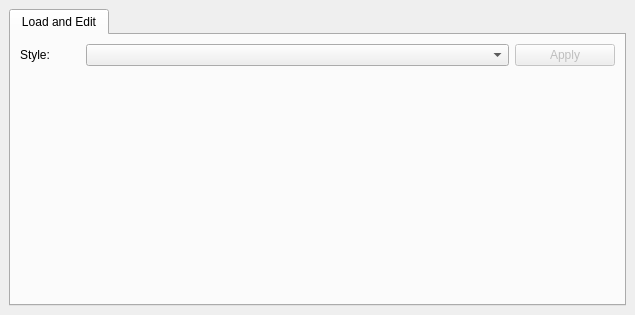
Old version of the form safecast_dockwidget_base.ui in the repository OpenBfS/qgis-radiation-toolbox-plugin.
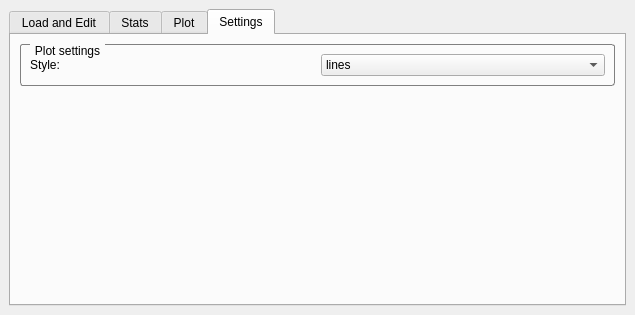
New version of the form. The open tabs and pages were chosen to show the change. Icons and pictures are not drawn.

Commit message: update to the lastest dev version (plot) included

The edit to the form file:
```diff
--- a/safecast_dockwidget_base.ui
+++ b/safecast_dockwidget_base.ui
@@ -93,6 +93,141 @@
         </item>
        </layout>
       </widget>
+      <widget class="QWidget" name="tabStats">
+       <attribute name="title">
+        <string>Stats</string>
+       </attribute>
+       <layout class="QGridLayout" name="gridLayout_3">
+        <item row="0" column="0">
+         <widget class="QGroupBox" name="groupStats">
+          <property name="font">
+           <font>
+            <weight>50</weight>
+            <bold>false</bold>
+            <strikeout>false</strikeout>
+            <kerning>true</kerning>
+           </font>
+          </property>
+          <property name="styleSheet">
+           <string notr="true">QGroupBox {
+    border: 1px solid gray;
+    border-radius: 3px;
+    margin-top: 0.5em;
+}
+
+QGroupBox::title {
+    subcontrol-origin: margin;
+    left: 10px;
+    padding: 0 3px 0 3px;
+}</string>
+          </property>
+          <property name="title">
+           <string>ADER statistics</string>
+          </property>
+          <property name="flat">
+           <bool>true</bool>
+          </property>
+          <property name="checkable">
+           <bool>false</bool>
+          </property>
+         </widget>
+        </item>
+       </layout>
+      </widget>
+      <widget class="QWidget" name="tabPlot">
+       <attribute name="title">
+        <string>Plot</string>
+       </attribute>
+       <layout class="QGridLayout" name="gridLayout_4">
+        <item row="0" column="0">
+         <widget class="QGroupBox" name="groupPlot">
+          <property name="styleSheet">
+           <string notr="true">QGroupBox {
+    border: 1px solid gray;
+    border-radius: 3px;
+    margin-top: 0.5em;
+}
+
+QGroupBox::title {
+    subcontrol-origin: margin;
+    left: 10px;
+    padding: 0 3px 0 3px;
+}</string>
+          </property>
+          <property name="title">
+           <string>ADER plot</string>
+          </property>
+         </widget>
+        </item>
+       </layout>
+      </widget>
+      <widget class="QWidget" name="tabSettings">
+       <attribute name="title">
+        <string>Settings</string>
+       </attribute>
+       <layout class="QGridLayout" name="gridLayout_5">
+        <item row="1" column="0">
+         <widget class="QGroupBox" name="groupBox">
+          <property name="styleSheet">
+           <string notr="true">QGroupBox {
+    border: 1px solid gray;
+    border-radius: 3px;
+    margin-top: 0.5em;
+}
+
+QGroupBox::title {
+    subcontrol-origin: margin;
+    left: 10px;
+    padding: 0 3px 0 3px;
+}</string>
+          </property>
+          <property name="title">
+           <string>Plot settings</string>
+          </property>
+          <layout class="QGridLayout" name="gridLayout_7">
+           <item row="0" column="0">
+            <layout class="QGridLayout" name="gridLayout_6">
+             <item row="0" column="0">
+              <widget class="QLabel" name="plotStyleLabel">
+               <property name="text">
+                <string>Style:</string>
+               </property>
+              </widget>
+             </item>
+             <item row="0" column="1">
+              <widget class="QComboBox" name="plotStyleCombo">
+               <item>
+                <property name="text">
+                 <string>lines</string>
+                </property>
+               </item>
+               <item>
+                <property name="text">
+                 <string>points</string>
+                </property>
+               </item>
+              </widget>
+             </item>
+            </layout>
+           </item>
+          </layout>
+         </widget>
+        </item>
+        <item row="2" column="0">
+         <spacer name="verticalSpacer_2">
+          <property name="orientation">
+           <enum>Qt::Vertical</enum>
+          </property>
+          <property name="sizeHint" stdset="0">
+           <size>
+            <width>20</width>
+            <height>40</height>
+           </size>
+          </property>
+         </spacer>
+        </item>
+       </layout>
+      </widget>
      </widget>
     </item>
    </layout>
```
The commit also changes 3 other files.
